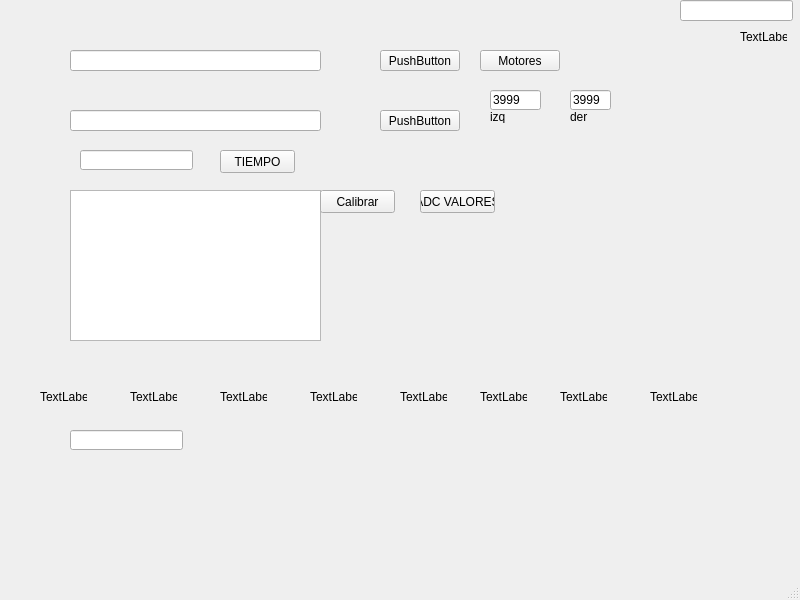
Old version of the form qform1.ui in the repository NoCNada/AutitoMicroQT.
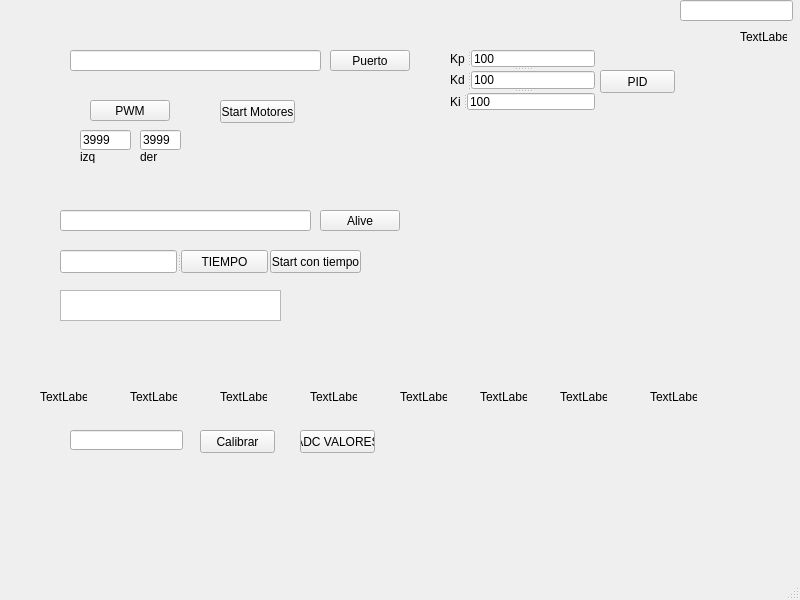
New version of the form.

Diff of the .ui file:
```diff
--- a/qform1.ui
+++ b/qform1.ui
@@ -27,8 +27,8 @@
    <widget class="QLineEdit" name="lineEdit_2">
     <property name="geometry">
      <rect>
-      <x>70</x>
-      <y>110</y>
+      <x>60</x>
+      <y>210</y>
       <width>251</width>
       <height>21</height>
      </rect>
@@ -37,44 +37,53 @@
    <widget class="QTextEdit" name="textEdit">
     <property name="geometry">
      <rect>
-      <x>70</x>
-      <y>190</y>
-      <width>251</width>
-      <height>151</height>
+      <x>60</x>
+      <y>290</y>
+      <width>221</width>
+      <height>31</height>
      </rect>
     </property>
+    <property name="frameShape">
+     <enum>QFrame::StyledPanel</enum>
+    </property>
+    <property name="frameShadow">
+     <enum>QFrame::Sunken</enum>
+    </property>
+    <property name="verticalScrollBarPolicy">
+     <enum>Qt::ScrollBarAsNeeded</enum>
+    </property>
    </widget>
    <widget class="QPushButton" name="pushButton">
     <property name="geometry">
      <rect>
-      <x>380</x>
+      <x>330</x>
       <y>50</y>
       <width>80</width>
       <height>21</height>
      </rect>
     </property>
     <property name="text">
-     <string>PushButton</string>
+     <string>Puerto</string>
     </property>
    </widget>
    <widget class="QPushButton" name="pushButton_2">
     <property name="geometry">
      <rect>
-      <x>380</x>
-      <y>110</y>
+      <x>320</x>
+      <y>210</y>
       <width>80</width>
       <height>21</height>
      </rect>
     </property>
     <property name="text">
-     <string>PushButton</string>
+     <string>Alive</string>
     </property>
    </widget>
    <widget class="QPushButton" name="pushButton_3">
     <property name="geometry">
      <rect>
-      <x>480</x>
-      <y>50</y>
+      <x>90</x>
+      <y>100</y>
       <width>80</width>
       <height>21</height>
      </rect>
@@ -83,11 +92,14 @@
      <cursorShape>PointingHandCursor</cursorShape>
     </property>
     <property name="text">
-     <string>Motores</string>
+     <string>PWM</string>
     </property>
     <property name="default">
      <bool>false</bool>
     </property>
+    <property name="flat">
+     <bool>false</bool>
+    </property>
    </widget>
    <widget class="QLineEdit" name="lineEdit_3">
     <property name="geometry">
@@ -112,34 +124,11 @@
      <string>TextLabel</string>
     </property>
    </widget>
-   <widget class="QLineEdit" name="lineEdit_4">
-    <property name="geometry">
-     <rect>
-      <x>80</x>
-      <y>150</y>
-      <width>113</width>
-      <height>20</height>
-     </rect>
-    </property>
-   </widget>
-   <widget class="QPushButton" name="pushButton_4">
-    <property name="geometry">
-     <rect>
-      <x>220</x>
-      <y>150</y>
-      <width>75</width>
-      <height>23</height>
-     </rect>
-    </property>
-    <property name="text">
-     <string>TIEMPO</string>
-    </property>
-   </widget>
    <widget class="QLineEdit" name="lineEdit_5">
     <property name="geometry">
      <rect>
-      <x>490</x>
-      <y>90</y>
+      <x>80</x>
+      <y>130</y>
       <width>51</width>
       <height>20</height>
      </rect>
@@ -151,8 +140,8 @@
    <widget class="QLineEdit" name="lineEdit_6">
     <property name="geometry">
      <rect>
-      <x>570</x>
-      <y>90</y>
+      <x>140</x>
+      <y>130</y>
       <width>41</width>
       <height>20</height>
      </rect>
@@ -164,8 +153,8 @@
    <widget class="QLabel" name="label_2">
     <property name="geometry">
      <rect>
-      <x>490</x>
-      <y>110</y>
+      <x>80</x>
+      <y>150</y>
       <width>47</width>
       <height>13</height>
      </rect>
@@ -177,8 +166,8 @@
    <widget class="QLabel" name="label_3">
     <property name="geometry">
      <rect>
-      <x>570</x>
-      <y>110</y>
+      <x>140</x>
+      <y>150</y>
       <width>47</width>
       <height>13</height>
      </rect>
@@ -304,8 +293,8 @@
    <widget class="QPushButton" name="pushButton_5">
     <property name="geometry">
      <rect>
-      <x>320</x>
-      <y>190</y>
+      <x>200</x>
+      <y>430</y>
       <width>75</width>
       <height>23</height>
      </rect>
@@ -317,8 +306,8 @@
    <widget class="QPushButton" name="pushButton_6">
     <property name="geometry">
      <rect>
-      <x>420</x>
-      <y>190</y>
+      <x>300</x>
+      <y>430</y>
       <width>75</width>
       <height>23</height>
      </rect>
@@ -327,6 +316,122 @@
      <string>ADC VALORES</string>
     </property>
    </widget>
+   <widget class="QPushButton" name="pushButton_7">
+    <property name="geometry">
+     <rect>
+      <x>220</x>
+      <y>100</y>
+      <width>75</width>
+      <height>23</height>
+     </rect>
+    </property>
+    <property name="text">
+     <string>Start Motores</string>
+    </property>
+   </widget>
+   <widget class="QPushButton" name="pushButton_8">
+    <property name="geometry">
+     <rect>
+      <x>600</x>
+      <y>70</y>
+      <width>75</width>
+      <height>23</height>
+     </rect>
+    </property>
+    <property name="text">
+     <string>PID</string>
+    </property>
+   </widget>
+   <widget class="QPushButton" name="pushButton_9">
+    <property name="geometry">
+     <rect>
+      <x>270</x>
+      <y>250</y>
+      <width>91</width>
+      <height>23</height>
+     </rect>
+    </property>
+    <property name="text">
+     <string>Start con tiempo</string>
+    </property>
+   </widget>
+   <widget class="QSplitter" name="splitter_4">
+    <property name="geometry">
+     <rect>
+      <x>450</x>
+      <y>50</y>
+      <width>145</width>
+      <height>60</height>
+     </rect>
+    </property>
+    <property name="orientation">
+     <enum>Qt::Vertical</enum>
+    </property>
+    <widget class="QSplitter" name="splitter_3">
+     <property name="orientation">
+      <enum>Qt::Horizontal</enum>
+     </property>
+     <widget class="QLabel" name="label_13">
+      <property name="text">
+       <string>Kp</string>
+      </property>
+     </widget>
+     <widget class="QLineEdit" name="lineEdit_8">
+      <property name="text">
+       <string>100</string>
+      </property>
+     </widget>
+    </widget>
+    <widget class="QSplitter" name="splitter_2">
+     <property name="orientation">
+      <enum>Qt::Horizontal</enum>
+     </property>
+     <widget class="QLabel" name="label_12">
+      <property name="text">
+       <string>Kd</string>
+      </property>
+     </widget>
+     <widget class="QLineEdit" name="lineEdit_9">
+      <property name="text">
+       <string>100</string>
+      </property>
+     </widget>
+    </widget>
+    <widget class="QSplitter" name="splitter">
+     <property name="orientation">
+      <enum>Qt::Horizontal</enum>
+     </property>
+     <widget class="QLabel" name="label_14">
+      <property name="text">
+       <string>Ki</string>
+      </property>
+     </widget>
+     <widget class="QLineEdit" name="lineEdit_10">
+      <property name="text">
+       <string>100</string>
+      </property>
+     </widget>
+    </widget>
+   </widget>
+   <widget class="QSplitter" name="splitter_5">
+    <property name="geometry">
+     <rect>
+      <x>60</x>
+      <y>250</y>
+      <width>208</width>
+      <height>23</height>
+     </rect>
+    </property>
+    <property name="orientation">
+     <enum>Qt::Horizontal</enum>
+    </property>
+    <widget class="QLineEdit" name="lineEdit_4"/>
+    <widget class="QPushButton" name="pushButton_4">
+     <property name="text">
+      <string>TIEMPO</string>
+     </property>
+    </widget>
+   </widget>
   </widget>
   <widget class="QMenuBar" name="menubar">
    <property name="geometry">
```
